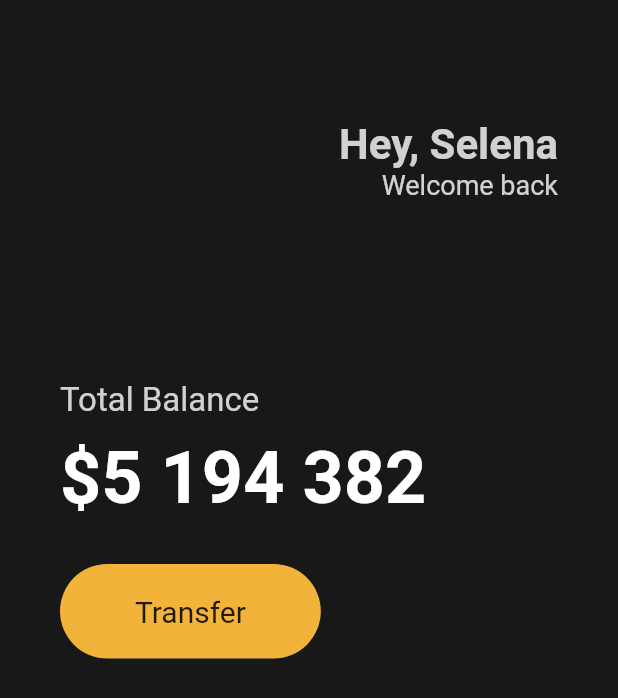
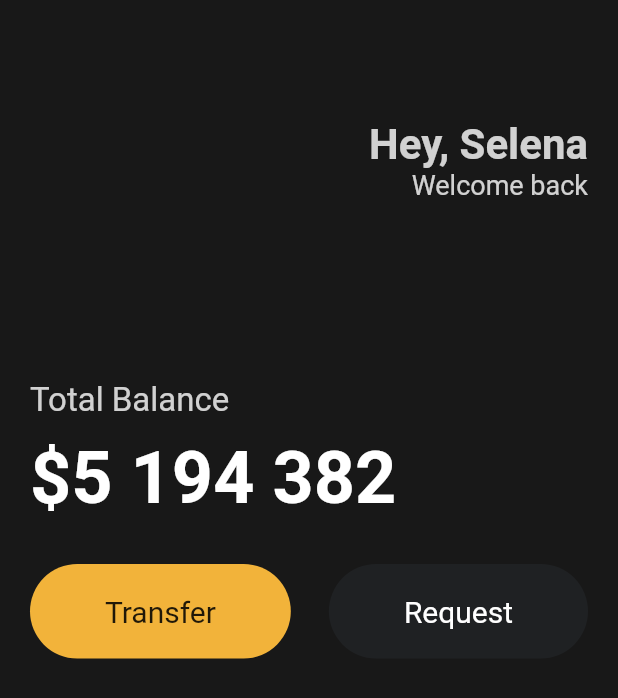
Before and after one commit to a17876/wallet_flutter, a Flutter app: the screen it shows after launch, on a phone screen of 412 x 824 dp. Shown: the top 698 px of the screen. Run offline on Flutter 3.47's test engine with Material 2 defaults, Android fonts, the phone set to English and light mode, and no system bars.

Commit message:
code action and extract MyButton

```diff
--- a/lib/main.dart
+++ b/lib/main.dart
@@ -14,7 +14,7 @@ class App extends StatelessWidget {
       backgroundColor: const Color(0xFF181818),
       body: Padding(
         padding: const EdgeInsets.symmetric(
-          horizontal: 40,
+          horizontal: 20,
         ),
         child: Column(
           crossAxisAlignment: CrossAxisAlignment.start,
@@ -72,10 +72,12 @@ class App extends StatelessWidget {
               height: 30,
             ),
             Row(
+              mainAxisAlignment: MainAxisAlignment.spaceBetween,
               children: [
+                const MyButton(),
                 Container(
                   decoration: BoxDecoration(
-                    color: const Color(0xFFF2B33A),
+                    color: const Color(0xFF1F2123),
                     borderRadius: BorderRadius.circular(45),
                   ),
                   child: const Padding(
@@ -84,10 +86,8 @@ class App extends StatelessWidget {
                       horizontal: 50,
                     ),
                     child: Text(
-                      'Transfer',
-                      style: TextStyle(
-                        fontSize: 20,
-                      ),
+                      'Request',
+                      style: TextStyle(fontSize: 20, color: Colors.white),
                     ),
                   ),
                 ),
@@ -99,3 +99,31 @@ class App extends StatelessWidget {
     ));
   }
 }
+
+class MyButton extends StatelessWidget {
+  const MyButton({
+    super.key,
+  });
+
+  @override
+  Widget build(BuildContext context) {
+    return Container(
+      decoration: BoxDecoration(
+        color: const Color(0xFFF2B33A),
+        borderRadius: BorderRadius.circular(45),
+      ),
+      child: const Padding(
+        padding: EdgeInsets.symmetric(
+          vertical: 20,
+          horizontal: 50,
+        ),
+        child: Text(
+          'Transfer',
+          style: TextStyle(
+            fontSize: 20,
+          ),
+        ),
+      ),
+    );
+  }
+}
```
